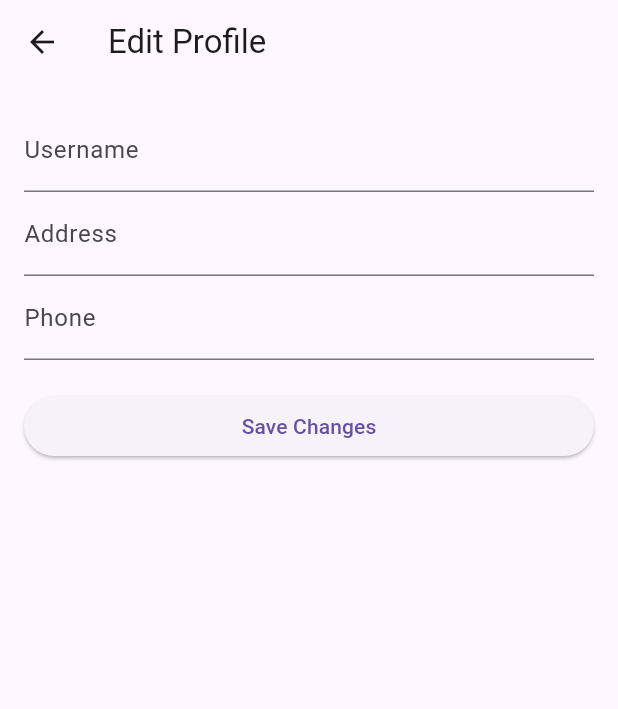
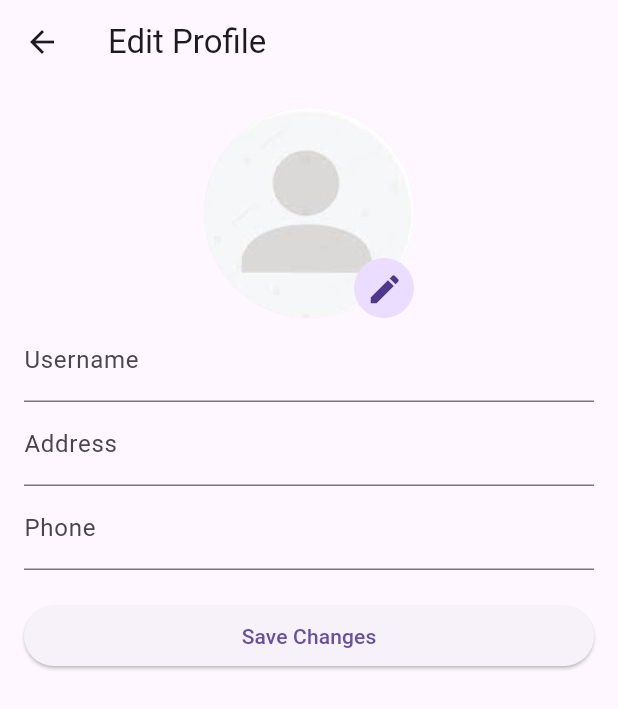
Before and after one commit to KarthikChallagundla/Krishi-Sahayak, a Flutter app: the ProfilePage screen opened directly with empty values, after a tap on "Edit Profile", on a phone screen of 412 x 824 dp. Shown: the top 709 px of the screen. Run offline on Flutter 3.47's test engine with Material 3 defaults, Android fonts, the light colour scheme and no system bars; our stand-ins replace cloud_firestore, firebase_auth, firebase_core, firebase_storage, flutter_dotenv, google_sign_in and 2 more; missing offline and left inert: razorpay_flutter; accounts and stored records are empty; generated files the repository leaves out were written again.

Commit message:
Add/Edit User Images

```diff
--- a/lib/common_pages/profile_page.dart
+++ b/lib/common_pages/profile_page.dart
@@ -1,8 +1,8 @@
+import 'package:cloud_firestore/cloud_firestore.dart';
 import 'package:demo_mvp/common_pages/about.dart';
 import 'package:demo_mvp/common_pages/profile_settings.dart';
 import 'package:firebase_auth/firebase_auth.dart';
 import 'package:flutter/material.dart';
-import 'package:flutter/widgets.dart';
 import 'package:provider/provider.dart';
 import 'package:demo_mvp/locale_provider.dart';
 import 'package:flutter_gen/gen_l10n/app_localization.dart';
@@ -18,6 +18,31 @@ class ProfilePage extends StatefulWidget {
 }
 
 class _ProfilePageState extends State<ProfilePage> {
+
+  String imgUrl = "";
+
+  @override
+  void initState() {
+    super.initState();
+    _getUsername();
+  }
+
+  Future<void> _getUsername() async {
+    User? user = FirebaseAuth.instance.currentUser;
+
+    if (user != null) {
+      DocumentSnapshot userDoc = await FirebaseFirestore.instance.collection('users').doc(user.uid).get();
+      setState(() {
+        // userId = userDoc['uid'];
+        // username = userDoc['username'];
+        // userRole = userDoc['role'];
+        // userEmail = userDoc['email'];
+        imgUrl = userDoc['imageUrl'];
+        // userDocument = userDoc;
+      });
+    }
+  }
+
   @override
   Widget build(BuildContext context) {
     final localeProvider = Provider.of<LocaleProvider>(context);
@@ -40,7 +65,7 @@ class _ProfilePageState extends State<ProfilePage> {
             CircleAvatar(
               backgroundColor: Colors.white,
               radius: 55,
-              child: Image.asset('assets/krishi_sahayak.png'),
+              backgroundImage: (imgUrl == '') ? AssetImage('assets/profile.jpeg') : NetworkImage(imgUrl) as ImageProvider,
             ),
             SizedBox(height: 12),
             Text(
--- a/lib/common_pages/profile_settings.dart
+++ b/lib/common_pages/profile_settings.dart
@@ -1,6 +1,10 @@
+import 'dart:io';
+
 import 'package:cloud_firestore/cloud_firestore.dart';
 import 'package:firebase_auth/firebase_auth.dart';
+import 'package:firebase_storage/firebase_storage.dart';
 import 'package:flutter/material.dart';
+import 'package:image_picker/image_picker.dart';
 
 class ProfileSettings extends StatefulWidget {
   const ProfileSettings({super.key});
@@ -14,6 +18,12 @@ class _ProfileSettingsState extends State<ProfileSettings> {
   final _usernameController = TextEditingController();
   final _addressController = TextEditingController();
   final _phoneController = TextEditingController();
+  final _imgUrlController = TextEditingController();
+  final _emailController = TextEditingController();
+
+  bool loading = false;
+
+  ImagePicker picker = ImagePicker();
 
   @override
   void initState() {
@@ -24,15 +34,14 @@ class _ProfileSettingsState extends State<ProfileSettings> {
   Future<void> _loadUserData() async {
     User? user = FirebaseAuth.instance.currentUser;
     if (user != null) {
-      DocumentSnapshot userDoc = await FirebaseFirestore.instance
-          .collection('users')
-          .doc(user.uid)
-          .get();
+      DocumentSnapshot userDoc = await FirebaseFirestore.instance.collection('users').doc(user.uid).get();
       if (userDoc.exists) {
         setState(() {
           _usernameController.text = userDoc['username'] ?? '';
           _addressController.text = userDoc['address'] ?? '';
           _phoneController.text = userDoc['phone'] ?? '';
+          _imgUrlController.text = userDoc['imageUrl'] ?? '';
+          _emailController.text = userDoc['email'] ?? '';
         });
       }
     }
@@ -46,6 +55,7 @@ class _ProfileSettingsState extends State<ProfileSettings> {
           'username': _usernameController.text,
           'address': _addressController.text,
           'phone': _phoneController.text,
+          'imageUrl': _imgUrlController.text,
         });
         ScaffoldMessenger.of(context).showSnackBar(
           SnackBar(content: Text('Profile updated successfully!')),
@@ -67,6 +77,52 @@ class _ProfileSettingsState extends State<ProfileSettings> {
           key: _formKey,
           child: ListView(
             children: [
+              Row(
+                mainAxisAlignment: MainAxisAlignment.center,
+                children: [
+                  Stack(
+                    children: [
+                      CircleAvatar(
+                        radius: 70,
+                        backgroundImage: (_imgUrlController.text == '') ? AssetImage('assets/profile.jpeg') as ImageProvider : NetworkImage(_imgUrlController.text) as ImageProvider,
+                        child: (loading) ? CircularProgressIndicator() : Container(),
+                      ),
+                      Positioned(
+                        bottom: 0,
+                        right: 0,
+                        child: CircleAvatar(
+                          child: IconButton(
+                            onPressed: () async {
+                              print(_emailController.text);
+                              XFile? image = await picker.pickImage(source: ImageSource.gallery);
+                              File imageFile = File(image!.path);
+                              try {
+                                setState(() {
+                                  loading = true;
+                                });
+                                String fileName = _emailController.text;
+                                Reference ref = FirebaseStorage.instance.ref().child('user_photos/$fileName.jpg');
+
+                                UploadTask uploadTask = ref.putFile(imageFile);
+                                await uploadTask.whenComplete(() => null);
+
+                                String downloadUrl = await ref.getDownloadURL();
+                                setState(() {
+                                  loading = false;
+                                  _imgUrlController.text = downloadUrl;
+                                });
+                              } catch (e) {
+                                print('Error uploading image: $e');
+                              }
+                            },
+                            icon: Icon(Icons.edit, size: 25,)
+                          ),
+                        ),
+                      ),
+                    ],
+                  )
+                ],
+              ),
               TextFormField(
                 controller: _usernameController,
                 decoration: InputDecoration(labelText: 'Username'),
--- a/pubspec.yaml
+++ b/pubspec.yaml
@@ -23,6 +23,8 @@ dependencies:
   speech_to_text: ^6.6.2
   google_sign_in: ^6.2.1
   flutter_facebook_auth: ^6.0.4
+  image_picker: ^1.1.2
+  firebase_storage: ^12.2.0
 
 dev_dependencies:
   flutter_test:
```
Also changed, not shown: assets/profile.jpeg (added), pubspec.lock, 5 other files.
